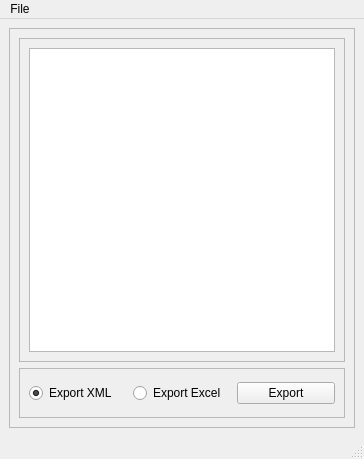
Dev-Learn/LearnPython, file tools/android/ui/localize.ui: the form before one commit.
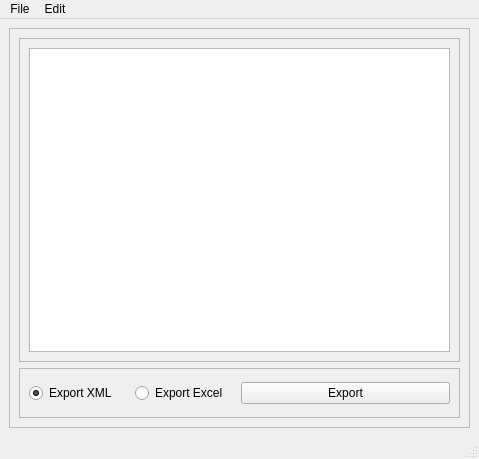
The form after the commit.

Commit message: - Complete translate localize ( not make localize complete )

```diff
--- a/tools/android/ui/localize.ui
+++ b/tools/android/ui/localize.ui
@@ -6,7 +6,7 @@
    <rect>
     <x>0</x>
     <y>0</y>
-    <width>364</width>
+    <width>479</width>
     <height>459</height>
    </rect>
   </property>
@@ -118,7 +118,7 @@
     <rect>
      <x>0</x>
      <y>0</y>
-     <width>364</width>
+     <width>479</width>
      <height>22</height>
     </rect>
    </property>
@@ -129,7 +129,14 @@
     <addaction name="actionOpen_Xml"/>
     <addaction name="actionOpen_Excel"/>
    </widget>
+   <widget class="QMenu" name="menuEdit">
+    <property name="title">
+     <string>Edit</string>
+    </property>
+    <addaction name="actionAdd_Language"/>
+   </widget>
    <addaction name="menuFile"/>
+   <addaction name="menuEdit"/>
   </widget>
   <widget class="QStatusBar" name="statusbar"/>
   <action name="actionOpen_Xml">
```
Left out of the diff: 5 changed lines with no effect on the pictures. The commit also changes 8 other files.
